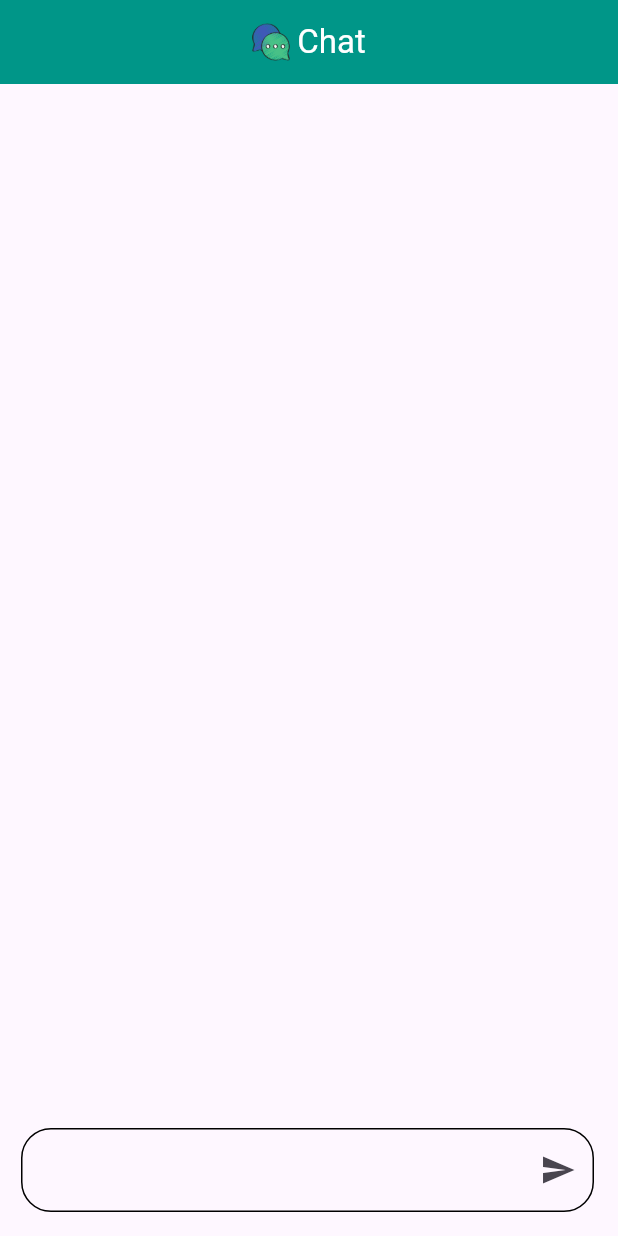
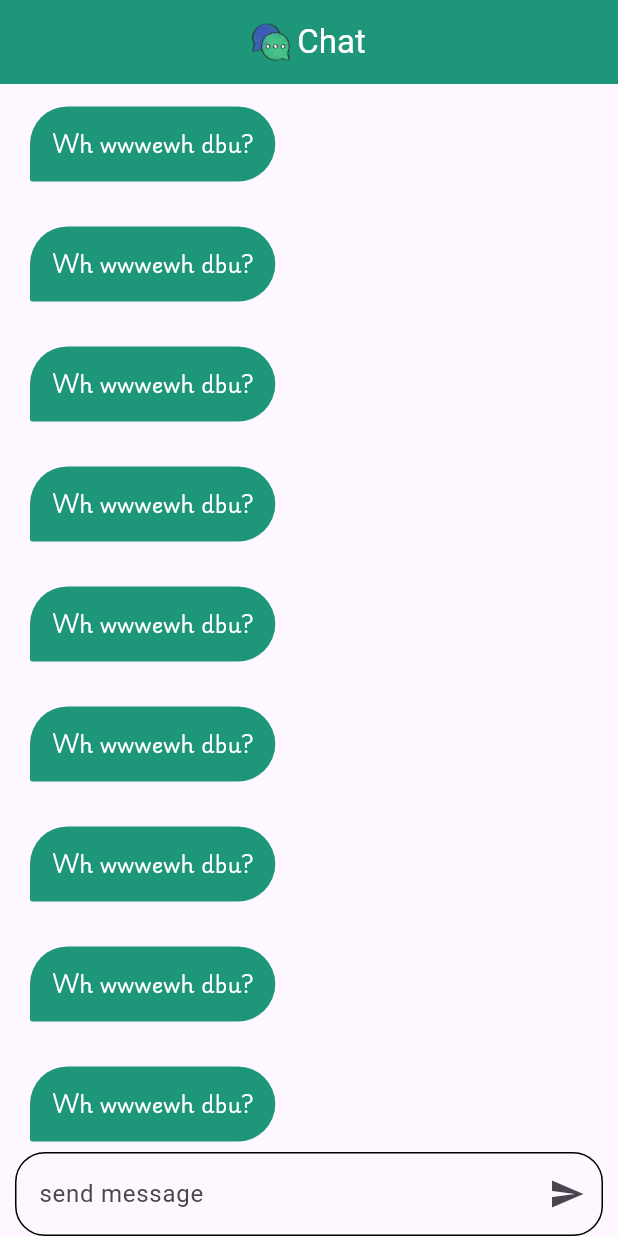
Before and after one commit to Ahmedyehia122/Talkative, a Flutter app: the ChatPage screen opened by its route, on a phone screen of 412 x 824 dp. Run offline on Flutter 3.47's test engine with Material 3 defaults, Android fonts, the phone set to English and light mode, and no system bars; our stand-ins replace firebase_auth, firebase_core, flutter_screenutil, modal_progress_hud_nsn; accounts and stored records are empty.

Commit message:
finish ui , refactor code

```diff
--- /dev/null
+++ b/lib/core/customs/custom_chat_bubble.dart
@@ -0,0 +1,42 @@
+import 'package:chat_app/core/constants/colors.dart';
+import 'package:chat_app/core/constants/fonts.dart';
+import 'package:flutter/material.dart';
+
+class CustomChatBubble extends StatelessWidget {
+  const CustomChatBubble({super.key});
+
+  @override
+  Widget build(BuildContext context) {
+    return Align(
+      alignment: Alignment.centerLeft,
+      child: Container(
+        margin: const EdgeInsets.symmetric(
+          horizontal: 20,
+          vertical: 15,
+        ),
+        padding: const EdgeInsets.only(
+          left: 15,
+          right: 15,
+          top: 15,
+          bottom: 15,
+        ),
+        decoration: const BoxDecoration(
+          color: AppColors.kPrimaryColor,
+          borderRadius: BorderRadius.only(
+            bottomLeft: Radius.circular(2),
+            bottomRight: Radius.circular(30),
+            topRight: Radius.circular(30),
+            topLeft: Radius.circular(30),
+          ),
+        ),
+        child: const Text(
+          'Wh wwwewh dbu?',
+          style: TextStyle(
+            color: Colors.white,
+            fontFamily: AppFonts.playWrite,
+          ),
+        ),
+      ),
+    );
+  }
+}
--- a/lib/pages/login_page.dart
+++ b/lib/features/auth/presentation/pages/login_page.dart
@@ -6,7 +6,7 @@ import 'package:chat_app/core/functions/custom_snack_bar.dart';
 import 'package:chat_app/core/functions/validate_text_fields.dart';
 import 'package:chat_app/core/customs/custom_button.dart';
 import 'package:chat_app/core/customs/custom_text_field.dart';
-import 'package:chat_app/pages/chat_page.dart';
+import 'package:chat_app/features/chat/presentation/pages/chat_page.dart';
 import 'package:firebase_auth/firebase_auth.dart';
 import 'package:flutter/material.dart';
 import 'package:modal_progress_hud_nsn/modal_progress_hud_nsn.dart';
@@ -92,8 +92,7 @@ class _LoginPageState extends State<LoginPage> {
                         setState(() {});
                         try {
                           await signInUser();
-                          showSnackBar(context, 'Sucess');
-                          print('success');
+
                           Navigator.of(context)
                               .pushReplacementNamed(ChatPage.id);
                         } on FirebaseAuthException catch (e) {
--- a/lib/pages/chat_page.dart
+++ b/lib/features/chat/presentation/pages/chat_page.dart
@@ -1,6 +1,8 @@
+import 'package:chat_app/core/constants/colors.dart';
 import 'package:chat_app/core/constants/images.dart';
 import 'package:chat_app/core/constants/styles.dart';
-import 'package:chat_app/widgets/floating_button.dart';
+import 'package:chat_app/core/customs/custom_chat_bubble.dart';
+import 'package:chat_app/features/chat/presentation/widgets/custom_text_form_field.dart';
 import 'package:flutter/material.dart';
 
 class ChatPage extends StatelessWidget {
@@ -10,11 +12,9 @@ class ChatPage extends StatelessWidget {
   @override
   Widget build(BuildContext context) {
     return Scaffold(
-      floatingActionButton: const FloatingButton(),
       appBar: AppBar(
-        backgroundColor: Colors.teal,
-        leading: const SizedBox(),
-        leadingWidth: 0,
+        backgroundColor: AppColors.kPrimaryColor,
+        automaticallyImplyLeading: false,
         centerTitle: true,
         title: Row(
           mainAxisAlignment: MainAxisAlignment.center,
@@ -34,6 +34,19 @@ class ChatPage extends StatelessWidget {
           ],
         ),
       ),
+      body: Column(
+        children: [
+          Expanded(
+            child: ListView.builder(
+              itemCount: 10,
+              itemBuilder: (BuildContext context, int index) {
+                return const CustomChatBubble();
+              },
+            ),
+          ),
+          const CustomTextFormField()
+        ],
+      ),
     );
   }
 }
--- a/lib/widgets/floating_button.dart
+++ b/lib/features/chat/presentation/widgets/custom_text_form_field.dart
@@ -1,16 +1,19 @@
 import 'package:flutter/material.dart';
 
-class FloatingButton extends StatelessWidget {
-  const FloatingButton({super.key});
+class CustomTextFormField extends StatelessWidget {
+  const CustomTextFormField({super.key});
 
   @override
   Widget build(BuildContext context) {
     return Padding(
-      padding: const EdgeInsets.only(left: 30),
+      padding: const EdgeInsets.symmetric(horizontal: 10),
       child: TextFormField(
         decoration: InputDecoration(
-          suffixIcon:
-              IconButton(onPressed: () {}, icon: const Icon(Icons.send)),
+          hintText: 'send message',
+          suffixIcon: IconButton(
+            onPressed: () {},
+            icon: const Icon(Icons.send),
+          ),
           enabledBorder: OutlineInputBorder(
             borderRadius: BorderRadius.circular(20),
           ),
```
Also changed, not shown: lib/features/auth/presentation/pages/sign_up_page.dart (renamed from lib/pages/sign_up_page.dart, +3 -4 lines), lib/features/chat/presentation/widgets/app_bar.dart (added, +41 -0 lines), lib/main.dart (+5 -11 lines), lib/routes.dart (added, +10 -0 lines).
